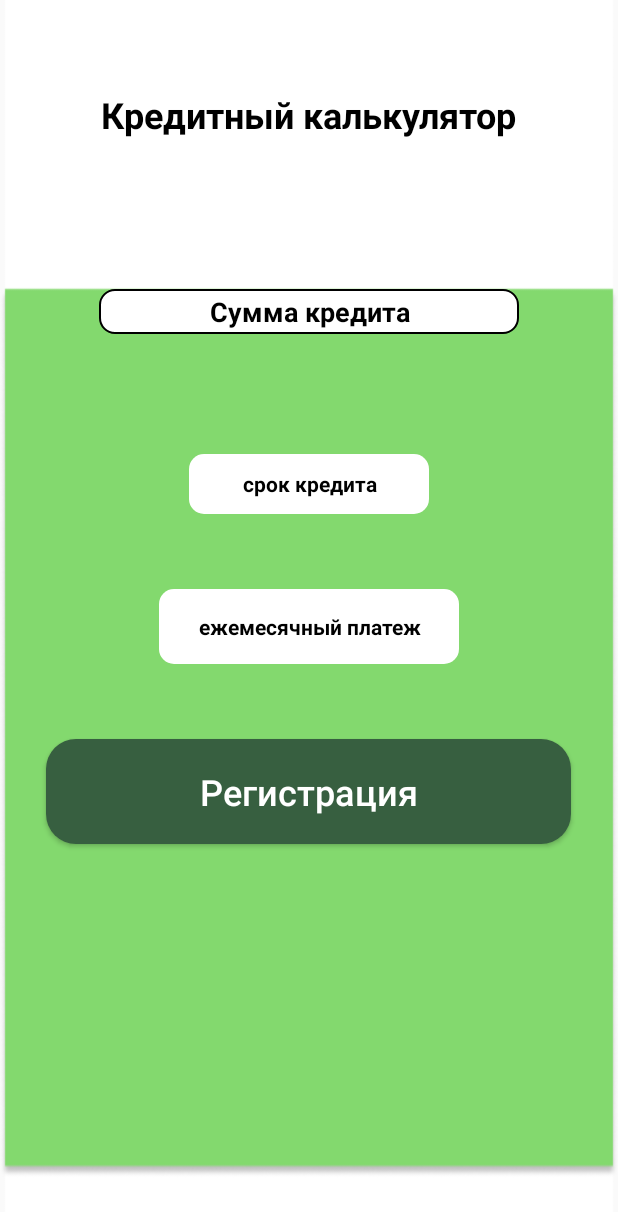
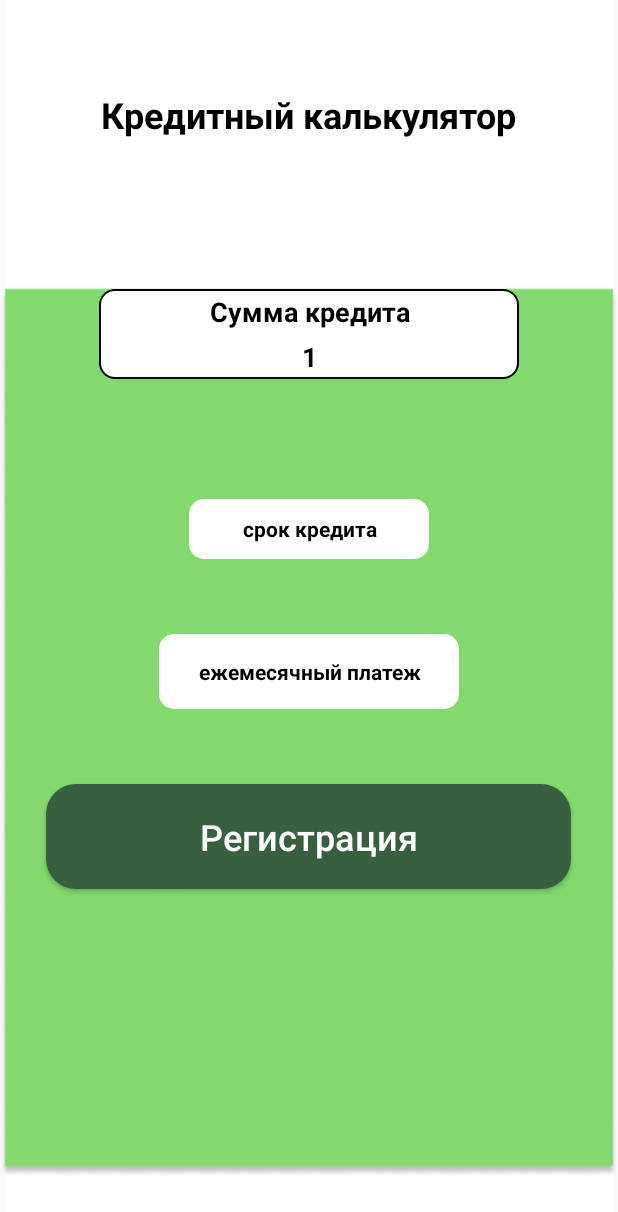
Before and after one commit to Mumlul/Ploskikh_yp5_var4, an Android app built with Jetpack Compose: the layout activity_calculation.xml on its own in the app's theme, with its tools: preview values and no code run, on a phone screen of 412 x 824 dp. Shown: the top 1212 px of the screen. Run offline under Robolectric (Android 15) with nearby library versions, the phone set to English and light mode, and no system bars.

Commit message:
code app

```diff
--- a/app/src/main/res/layout/activity_bank.xml
+++ b/app/src/main/res/layout/activity_bank.xml
@@ -29,6 +29,7 @@
         android:textSize="14dp"
         android:textStyle="bold"/>
     <EditText
+        android:textColor="@color/black"
         android:id="@+id/login"
         android:layout_marginTop="14dp"
         android:layout_width="282dp"
@@ -38,6 +39,7 @@
         android:layout_marginLeft="55dp"
         android:hint="@string/login"/>
     <EditText
+        android:textColor="@color/black"
         android:id="@+id/password"
         android:inputType="textPassword"
         android:layout_marginTop="41dp"
--- a/app/src/main/res/layout/activity_calculation.xml
+++ b/app/src/main/res/layout/activity_calculation.xml
@@ -34,10 +34,22 @@
                 android:text="Сумма кредита"
                 android:gravity="center"
                 android:textStyle="bold"
+
                 android:textColor="@color/black"
-
                 android:textSize="18dp"
                 />
+            <TextView
+                android:id="@+id/sum2"
+                android:layout_width="280dp"
+                android:layout_height="30dp"
+                android:text="1"
+                android:gravity="center"
+                android:textStyle="bold"
+
+                android:textColor="@color/black"
+                android:textSize="18dp"
+                />
+
 
 
 
@@ -64,8 +76,9 @@
             android:gravity="center"
             android:textColor="@color/black"
             android:layout_gravity="center"
+            android:text="ежемесячный платеж"
             android:background="@drawable/wh"
-            android:text="ежемесячный платеж"
+
             android:textStyle="bold"
             android:layout_marginTop="50dp"
             />
--- a/app/src/main/res/layout/activity_credit.xml
+++ b/app/src/main/res/layout/activity_credit.xml
@@ -82,10 +82,11 @@
         android:id="@+id/date"
         android:layout_width="180dp"
         android:layout_height="40dp"
+        android:hint="@string/date"
         android:background="@drawable/wh"
+        android:textColorHint="@color/black"
         android:layout_marginTop="20dp"
         android:layout_gravity="center_horizontal"
-        android:hint="@string/date"
         android:textSize="14dp"
         android:paddingLeft="15dp"
         android:inputType="number"
--- a/app/src/main/res/values/themes.xml
+++ b/app/src/main/res/values/themes.xml
@@ -1,4 +1,6 @@
 <?xml version="1.0" encoding="utf-8"?>
 <resources>
-    <style name="Theme.Yp" parent="Theme.AppCompat.DayNight.DarkActionBar" />
+    <style name="Theme.Yp" parent="Theme.AppCompat.DayNight.DarkActionBar" >
+    <item name="colorPrimary">@color/light_green</item>
+    </style>
 </resources>
```
Also changed, not shown: app/src/main/java/com/example/yp/Bank.kt (+10 -4 lines), app/src/main/java/com/example/yp/Calculation.kt (+8 -5 lines), app/src/main/java/com/example/yp/Credit.kt (+6 -2 lines).
